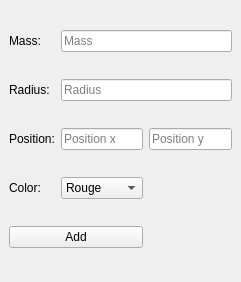
The window that ui/dockAdd.ui (SimonCooper235/TP4) describes before a commit, drawn with Qt 5.
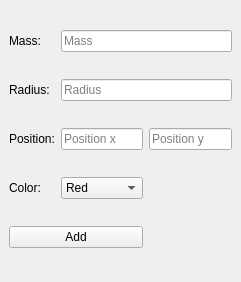
The same window after the commit.

The edit to the form file:
```diff
--- a/ui/dockAdd.ui
+++ b/ui/dockAdd.ui
@@ -87,7 +87,7 @@
      <widget class="QComboBox" name="couleurComboBox">
       <item>
        <property name="text">
-        <string>Rouge</string>
+        <string>Red</string>
        </property>
       </item>
       <item>
```
Left out of the diff: 10 changed lines with no effect on the pictures.
